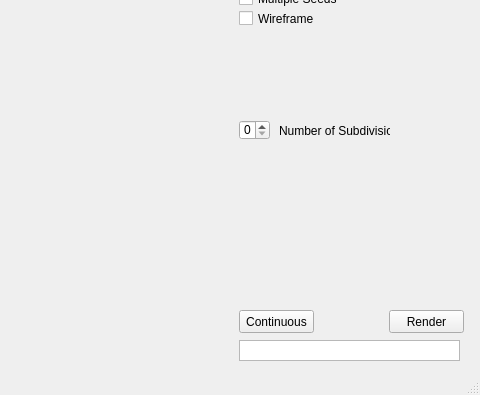
georgidunchev/RTBezie1, file mainwindow.ui: the form before one commit; both pictures show x 320 to 800 and y 205 to 600 of the 800 by 600 pixel window.
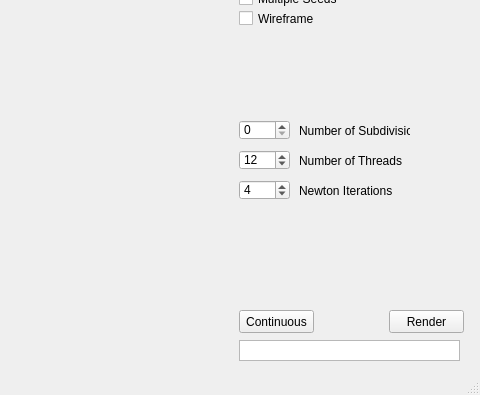
The form after the commit. Custom widgets are drawn as their Qt base class.

Commit message: *Add threads, iterations and render time to iterations- *no need of bezier triangle per subdivided triangle, using main triangle

The edit to the form file:
```diff
--- a/mainwindow.ui
+++ b/mainwindow.ui
@@ -232,7 +232,7 @@
            <rect>
             <x>20</x>
             <y>250</y>
-            <width>31</width>
+            <width>51</width>
             <height>20</height>
            </rect>
           </property>
@@ -240,7 +240,7 @@
          <widget class="QLabel" name="labelNofSubdivisions">
           <property name="geometry">
            <rect>
-            <x>60</x>
+            <x>80</x>
             <y>250</y>
             <width>111</width>
             <height>21</height>
@@ -301,6 +301,67 @@
            <string>Wireframe</string>
           </property>
          </widget>
+         <widget class="QSpinBox" name="NofThreadsSpinBox">
+          <property name="geometry">
+           <rect>
+            <x>20</x>
+            <y>280</y>
+            <width>51</width>
+            <height>20</height>
+           </rect>
+          </property>
+          <property name="minimum">
+           <number>1</number>
+          </property>
+          <property name="value">
+           <number>12</number>
+          </property>
+         </widget>
+         <widget class="QLabel" name="NofThreadsLabel">
+          <property name="geometry">
+           <rect>
+            <x>80</x>
+            <y>280</y>
+            <width>111</width>
+            <height>21</height>
+           </rect>
+          </property>
+          <property name="text">
+           <string>Number of Threads</string>
+          </property>
+         </widget>
+         <widget class="QSpinBox" name="NofIterationsSpinBox">
+          <property name="geometry">
+           <rect>
+            <x>20</x>
+            <y>310</y>
+            <width>51</width>
+            <height>20</height>
+           </rect>
+          </property>
+          <property name="minimum">
+           <number>1</number>
+          </property>
+          <property name="maximum">
+           <number>999</number>
+          </property>
+          <property name="value">
+           <number>4</number>
+          </property>
+         </widget>
+         <widget class="QLabel" name="NewtonIterationsLabel">
+          <property name="geometry">
+           <rect>
+            <x>80</x>
+            <y>310</y>
+            <width>111</width>
+            <height>21</height>
+           </rect>
+          </property>
+          <property name="text">
+           <string>Newton Iterations</string>
+          </property>
+         </widget>
         </widget>
        </widget>
       </item>
```
The commit also changes 6 other files.
